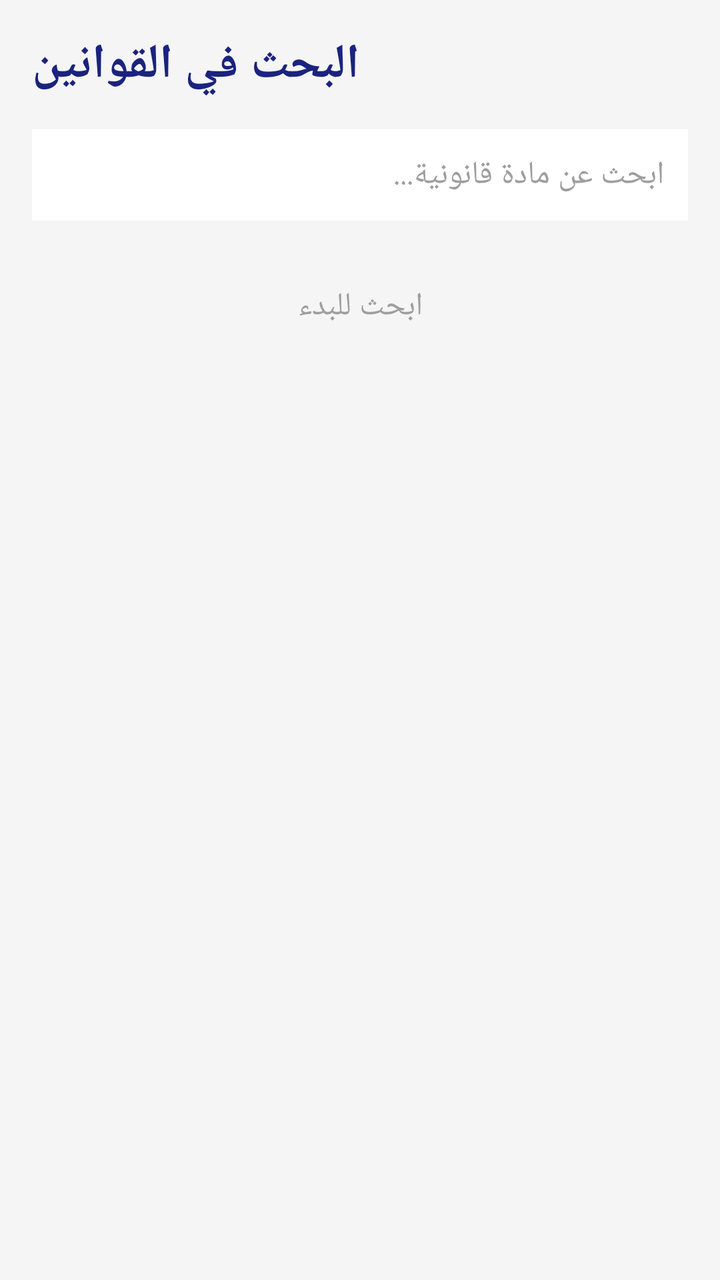
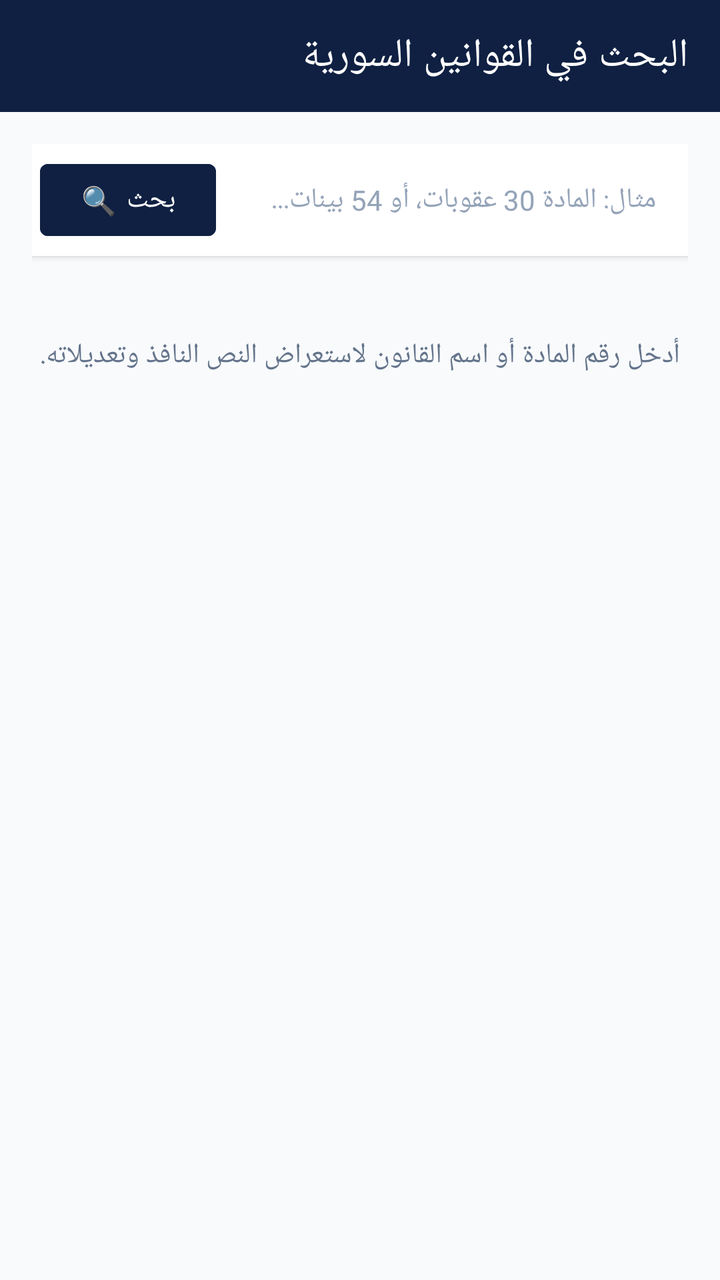

An Android layout rendered at two revisions. The XML below is the earlier revision; the diff shows what the commit changed to produce the second picture.
<!-- AndroidManifest.xml: application theme Theme.AlMustashar -->
<!-- res/layout/activity_search.xml -->
<?xml version="1.0" encoding="utf-8"?>
<LinearLayout
    xmlns:android="http://schemas.android.com/apk/res/android"
    android:layout_width="match_parent"
    android:layout_height="match_parent"
    android:orientation="vertical"
    android:padding="16dp"
    android:background="@color/background">

    <TextView
        android:layout_width="wrap_content"
        android:layout_height="wrap_content"
        android:text="البحث في القوانين"
        android:textColor="@color/primary"
        android:textSize="24sp"
        android:textStyle="bold" />

    <EditText
        android:id="@+id/etSearch"
        android:layout_width="match_parent"
        android:layout_height="wrap_content"
        android:layout_marginTop="16dp"
        android:hint="ابحث عن مادة قانونية..."
        android:inputType="text"
        android:background="#FFFFFF"
        android:padding="12dp"
        android:textColor="#212121"
        android:textColorHint="#9E9E9E"
        android:textSize="16sp" />

    <TextView
        android:id="@+id/tvEmpty"
        android:layout_width="match_parent"
        android:layout_height="wrap_content"
        android:layout_marginTop="32dp"
        android:gravity="center"
        android:text="ابحث للبدء"
        android:textColor="#9E9E9E"
        android:textSize="16sp" />

</LinearLayout>
<!-- resources referenced by this layout -->
<resources>
  <color name="background">#F5F5F5</color>
  <color name="primary">#1A237E</color>
  <style name="Theme.AlMustashar" parent="Theme.MaterialComponents.DayNight.NoActionBar">
          
          <item name="colorPrimary">@color/primary</item>
          <item name="colorPrimaryVariant">@color/primary_dark</item>
          <item name="colorOnPrimary">@color/text_on_primary</item>
  
          
          <item name="colorSecondary">@color/accent</item>
          <item name="colorSecondaryVariant">@color/accent_dark</item>
          <item name="colorOnSecondary">@color/text_primary</item>
  
          
          <item name="android:colorBackground">@color/background</item>
          <item name="colorSurface">@color/surface</item>
          <item name="colorOnSurface">@color/text_primary</item>
  
          
          <item name="colorError">@color/error</item>
          <item name="colorOnError">@color/text_on_primary</item>
  
          
          <item name="android:statusBarColor">@color/primary_dark</item>
          <item name="android:windowLightStatusBar">false</item>
  
          
          <item name="android:navigationBarColor">@color/primary_dark</item>
  
          
          <item name="android:textColorPrimary">@color/text_primary</item>
          <item name="android:textColorSecondary">@color/text_secondary</item>
          <item name="android:textColorHint">@color/text_hint</item>
  
          
          <item name="android:fontFamily">sans-serif</item>
          <item name="fontFamily">sans-serif</item>
      </style>
  <color name="primary_dark">#0D1442</color>
  <color name="text_on_primary">#FFFFFF</color>
  <color name="accent">#FFB800</color>
  <color name="accent_dark">#C68A00</color>
  <color name="text_primary">#212121</color>
  <color name="surface">#FFFFFF</color>
  <color name="error">#F44336</color>
  <color name="text_secondary">#757575</color>
  <color name="text_hint">#BDBDBD</color>
</resources>

<!-- the commit's change to res/layout/activity_search.xml (unified diff, before → after) -->
@@ -1,41 +1,143 @@
 <?xml version="1.0" encoding="utf-8"?>
 <LinearLayout
     xmlns:android="http://schemas.android.com/apk/res/android"
+    xmlns:app="http://schemas.android.com/apk/res-auto"
     android:layout_width="match_parent"
     android:layout_height="match_parent"
     android:orientation="vertical"
-    android:padding="16dp"
-    android:background="@color/background">
+    android:background="#F8FAFC"
+    android:layoutDirection="rtl">
 
-    <TextView
-        android:layout_width="wrap_content"
-        android:layout_height="wrap_content"
-        android:text="البحث في القوانين"
-        android:textColor="@color/primary"
-        android:textSize="24sp"
-        android:textStyle="bold" />
+    
+    <androidx.appcompat.widget.Toolbar
+        android:id="@+id/searchToolbar"
+        android:layout_width="match_parent"
+        android:layout_height="?attr/actionBarSize"
+        android:background="#0F2042"
+        app:title="البحث في القوانين السورية"
+        app:titleTextColor="#FFFFFF" />
 
-    <EditText
-        android:id="@+id/etSearch"
+    <LinearLayout
         android:layout_width="match_parent"
-        android:layout_height="wrap_content"
-        android:layout_marginTop="16dp"
-        android:hint="ابحث عن مادة قانونية..."
-        android:inputType="text"
-        android:background="#FFFFFF"
-        android:padding="12dp"
-        android:textColor="#212121"
-        android:textColorHint="#9E9E9E"
-        android:textSize="16sp" />
+        android:layout_height="match_parent"
+        android:orientation="vertical"
+        android:padding="16dp">
 
-    <TextView
-        android:id="@+id/tvEmpty"
-        android:layout_width="match_parent"
-        android:layout_height="wrap_content"
-        android:layout_marginTop="32dp"
-        android:gravity="center"
-        android:text="ابحث للبدء"
-        android:textColor="#9E9E9E"
-        android:textSize="16sp" />
+        
+        <LinearLayout
+            android:layout_width="match_parent"
+            android:layout_height="wrap_content"
+            android:orientation="horizontal"
+            android:background="#FFFFFF"
+            android:padding="4dp"
+            android:elevation="2dp">
 
+            <EditText
+                android:id="@+id/etSearch"
+                android:layout_width="0dp"
+                android:layout_height="48dp"
+                android:layout_weight="1"
+                android:background="@null"
+                android:hint="مثال: المادة 30 عقوبات، أو 54 بينات..."
+                android:paddingHorizontal="12dp"
+                android:textColor="#0F2042"
+                android:textColorHint="#94A3B8"
+                android:textSize="14sp"
+                android:imeOptions="actionSearch"
+                android:inputType="text" />
+
+            <Button
+                android:id="@+id/btnDoSearch"
+                android:layout_width="wrap_content"
+                android:layout_height="48dp"
+                android:backgroundTint="#0F2042"
+                android:text="بحث 🔍"
+                android:textColor="#FFFFFF" />
+        </LinearLayout>
+
+        
+        <ProgressBar
+            android:id="@+id/searchProgressBar"
+            android:layout_width="wrap_content"
+            android:layout_height="wrap_content"
+            android:layout_gravity="center"
+            android:layout_marginTop="20dp"
+            android:visibility="gone" />
+
+        
+        <TextView
+            android:id="@+id/tvEmpty"
+            android:layout_width="match_parent"
+            android:layout_height="wrap_content"
+            android:layout_marginTop="40dp"
+            android:gravity="center"
+            android:text="أدخل رقم المادة أو اسم القانون لاستعراض النص النافذ وتعديلاته."
+            android:textColor="#64748B"
+            android:textSize="14sp" />
+
+        
+        <ScrollView
+            android:id="@+id/scrollResults"
+            android:layout_width="match_parent"
+            android:layout_height="0dp"
+            android:layout_weight="1"
+            android:layout_marginTop="12dp"
+            android:visibility="gone">
+
+            <LinearLayout
+                android:layout_width="match_parent"
+                android:layout_height="wrap_content"
+                android:orientation="vertical">
+
+                <androidx.cardview.widget.CardView
+                    android:layout_width="match_parent"
+                    android:layout_height="wrap_content"
+                    app:cardCornerRadius="10dp"
+                    app:cardElevation="2dp"
+                    app:cardBackgroundColor="#FFFFFF"
+                    android:layout_marginBottom="12dp">
+
+                    <TextView
+                        android:id="@+id/tvSearchResult"
+                        android:layout_width="match_parent"
+                        android:layout_height="wrap_content"
+                        android:padding="16dp"
+                        android:textColor="#1E293B"
+                        android:textSize="14sp"
+                        android:lineSpacingExtra="5dp"
+                        android:textIsSelectable="true" />
+                </androidx.cardview.widget.CardView>
+
+                
+                <LinearLayout
+                    android:id="@+id/searchActions"
+                    android:layout_width="match_parent"
+                    android:layout_height="wrap_content"
+                    android:orientation="horizontal"
+                    android:gravity="center">
+
+                    <Button
+                        android:id="@+id/btnCopyArticle"
+                        android:layout_width="0dp"
+                        android:layout_height="44dp"
+                        android:layout_weight="1"
+                        android:layout_marginEnd="6dp"
+                        android:backgroundTint="#1E40AF"
+                        android:text="📋 نسخ المادة"
+                        android:textColor="#FFFFFF" />
+
+                    <Button
+                        android:id="@+id/btnShareArticle"
+                        android:layout_width="0dp"
+                        android:layout_height="44dp"
+                        android:layout_weight="1"
+                        android:backgroundTint="#D97706"
+                        android:text="📤 مشاركة"
+                        android:textColor="#FFFFFF" />
+                </LinearLayout>
+
+            </LinearLayout>
+        </ScrollView>
+
+    </LinearLayout>
 </LinearLayout>
